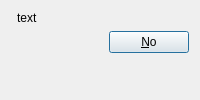
First picture: the form in src/aboutdialog.ui, repository strfox/SuperAutoClicker, before the edit.
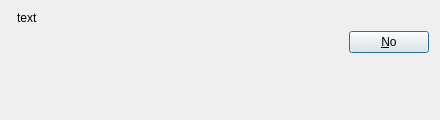
Second picture: the form after the edit. Icons and pictures are not drawn.

```diff
--- a/src/aboutdialog.ui
+++ b/src/aboutdialog.ui
@@ -2,6 +2,20 @@
 <ui version="4.0">
  <class>AboutDialog</class>
  <widget class="QDialog" name="AboutDialog">
+  <property name="geometry">
+   <rect>
+    <x>0</x>
+    <y>0</y>
+    <width>440</width>
+    <height>120</height>
+   </rect>
+  </property>
+  <property name="sizePolicy">
+   <sizepolicy hsizetype="Expanding" vsizetype="Expanding">
+    <horstretch>0</horstretch>
+    <verstretch>0</verstretch>
+   </sizepolicy>
+  </property>
   <property name="windowTitle">
    <string>Dialog</string>
   </property>
```
Left out of the diff: 2 changed lines with no effect on the pictures.
